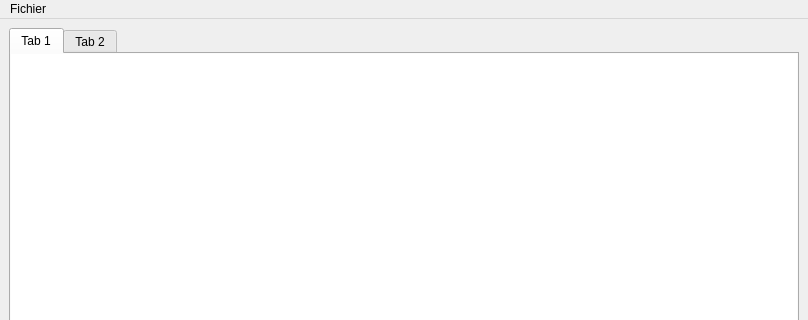
Before: the Qt Designer form QtTextEditor/mainwindow.ui in zaackcloud/QTTextEdit, drawn with Qt 5; both pictures show x 0 to 808 and y 0 to 320 of the 808 by 598 pixel window.
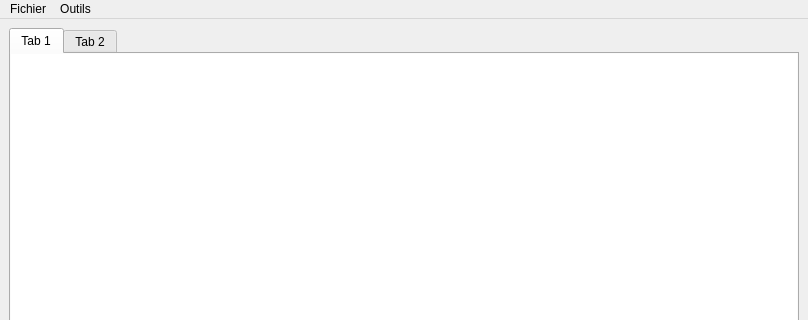
After: the same form once the commit is applied.

Commit message: fonction rechercher

The edit to the form file:
```diff
--- a/QtTextEditor/mainwindow.ui
+++ b/QtTextEditor/mainwindow.ui
@@ -74,7 +74,14 @@
     <addaction name="actionOuvrir"/>
     <addaction name="actionEnregistrer"/>
    </widget>
+   <widget class="QMenu" name="menuOutils">
+    <property name="title">
+     <string>Outils</string>
+    </property>
+    <addaction name="actionRechercher"/>
+   </widget>
    <addaction name="menuFichier"/>
+   <addaction name="menuOutils"/>
   </widget>
   <widget class="QStatusBar" name="statusbar"/>
   <action name="actionOuvrir">
```
Left out of the diff: 5 changed lines with no effect on the pictures. The commit also changes 2 other files.
